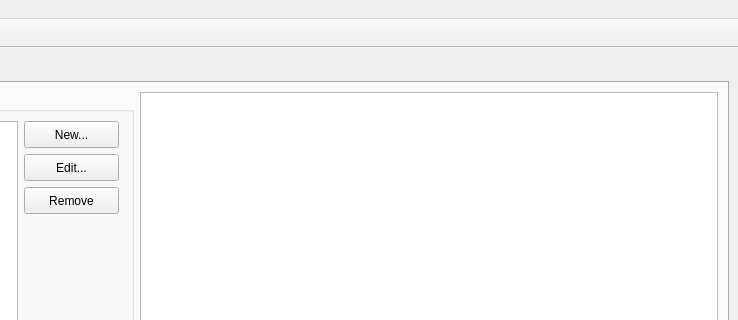
Old version of the form ui/editorwindow.ui in the repository hkeeble/ProcLevelDesigner; both pictures show x 183 to 921 and y 0 to 320 of the 921 by 668 pixel window.
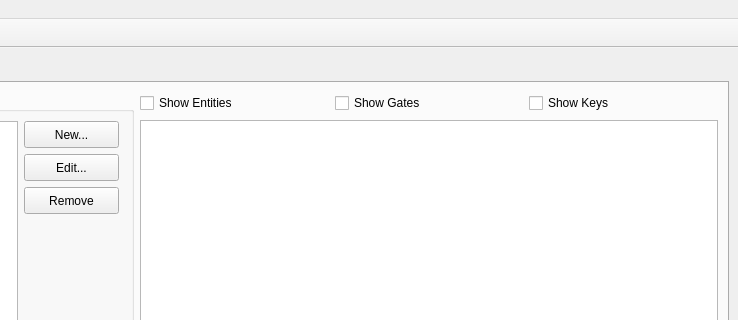
New version of the form. Custom widgets are drawn as their Qt base class.

Commit message: Working on scripts, adding a grid class, basic generation almost working

What changed in the file:
```diff
--- a/ui/editorwindow.ui
+++ b/ui/editorwindow.ui
@@ -398,10 +398,92 @@
           </item>
           <item>
            <layout class="QVBoxLayout" name="verticalLayout_4">
+            <item>
+             <layout class="QHBoxLayout" name="horizontalLayout_4">
+              <property name="sizeConstraint">
+               <enum>QLayout::SetMinimumSize</enum>
+              </property>
+              <item>
+               <widget class="QCheckBox" name="checkBox_4">
+                <property name="sizePolicy">
+                 <sizepolicy hsizetype="Minimum" vsizetype="Minimum">
+                  <horstretch>0</horstretch>
+                  <verstretch>0</verstretch>
+                 </sizepolicy>
+                </property>
+                <property name="minimumSize">
+                 <size>
+                  <width>0</width>
+                  <height>22</height>
+                 </size>
+                </property>
+                <property name="maximumSize">
+                 <size>
+                  <width>16777215</width>
+                  <height>22</height>
+                 </size>
+                </property>
+                <property name="text">
+                 <string>Show Entities</string>
+                </property>
+               </widget>
+              </item>
+              <item>
+               <widget class="QCheckBox" name="checkBox_3">
+                <property name="sizePolicy">
+                 <sizepolicy hsizetype="Minimum" vsizetype="Minimum">
+                  <horstretch>0</horstretch>
+                  <verstretch>0</verstretch>
+                 </sizepolicy>
+                </property>
+                <property name="minimumSize">
+                 <size>
+                  <width>0</width>
+                  <height>22</height>
+                 </size>
+                </property>
+                <property name="maximumSize">
+                 <size>
+                  <width>16777215</width>
+                  <height>22</height>
+                 </size>
+                </property>
+                <property name="text">
+                 <string>Show Gates</string>
+                </property>
+               </widget>
+              </item>
+              <item>
+               <widget class="QCheckBox" name="checkBox_2">
+                <property name="sizePolicy">
+                 <sizepolicy hsizetype="Minimum" vsizetype="Minimum">
+                  <horstretch>0</horstretch>
+                  <verstretch>0</verstretch>
+                 </sizepolicy>
+                </property>
+                <property name="minimumSize">
+                 <size>
+                  <width>0</width>
+                  <height>22</height>
+                 </size>
+                </property>
+                <property name="maximumSize">
+                 <size>
+                  <width>16777215</width>
+                  <height>22</height>
+                 </size>
+                </property>
+                <property name="text">
+                 <string>Show Keys</string>
+                </property>
+               </widget>
+              </item>
+             </layout>
+            </item>
             <item>
              <widget class="SpaceView" name="spaceView">
               <property name="sizePolicy">
-               <sizepolicy hsizetype="Preferred" vsizetype="Preferred">
+               <sizepolicy hsizetype="Preferred" vsizetype="MinimumExpanding">
                 <horstretch>0</horstretch>
                 <verstretch>0</verstretch>
                </sizepolicy>
```
The commit also changes 22 other files.
